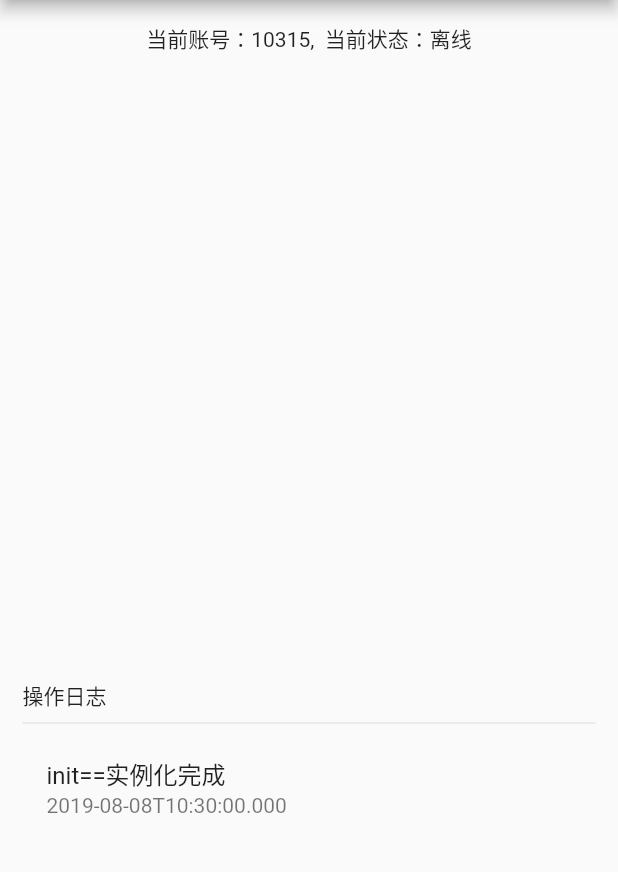
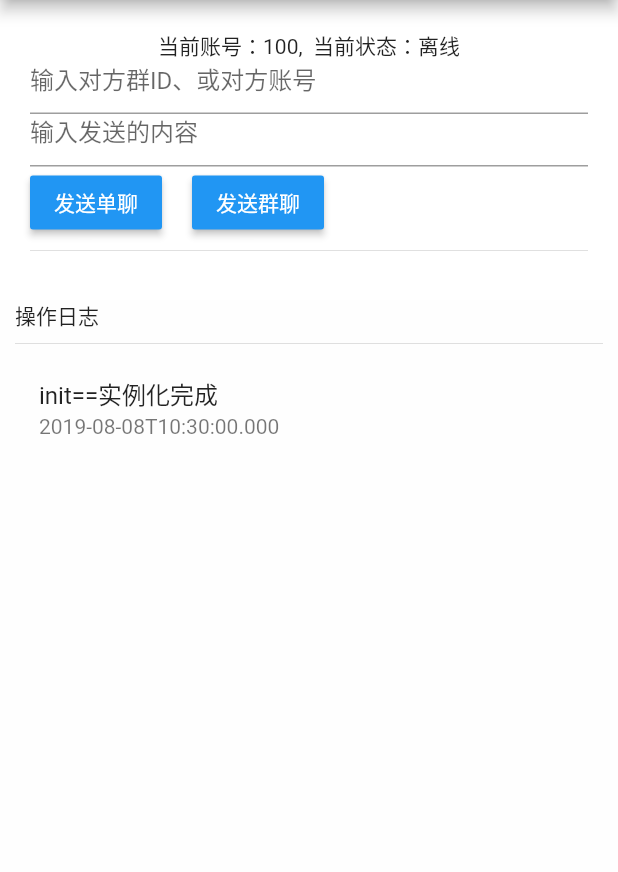
Before and after one commit to chenxianqi/flutter_mimc, a Flutter app: the screen it shows after launch, on a phone screen of 412 x 824 dp, the part 84-956 px from its top. Run offline on Flutter 3.47's test engine with Material 2 defaults, Android fonts, the phone set to English and light mode, and no system bars.

Commit message:
安卓端收发单聊消息完成

```diff
--- a/example/lib/main.dart
+++ b/example/lib/main.dart
@@ -11,9 +11,11 @@ class MyApp extends StatefulWidget {
 class _MyAppState extends State<MyApp> {
 
   FlutterMimc flutterMimc;
-  final String appAccount = "10315";
+  final String appAccount = "100";
   bool isOnline = false;
   List<Map<String, String>> logs = [];
+  TextEditingController accountCtr = TextEditingController();
+  TextEditingController contentCtr = TextEditingController();
 
   @override
   void initState() {
@@ -96,6 +98,30 @@ class _MyAppState extends State<MyApp> {
     await FlutterMimc.logout();
   }
 
+  // 发送消息
+  void sendMessage(int type){
+    String id = accountCtr.value.text;
+    String content = contentCtr.value.text;
+    MimcChatMessage messageRes = MimcChatMessage();
+    MimcMessageBena messageBena = MimcMessageBena();
+    messageRes.timestamp = DateTime.now().millisecondsSinceEpoch;
+    messageRes.bizType = "bizType";
+    messageRes.fromAccount = appAccount;
+    messageBena.timestamp = DateTime.now().millisecondsSinceEpoch.toString();
+    messageBena.payload = base64Encode(utf8.encode(content));
+    messageBena.version  = 0;
+    messageBena.msgId  = "msgId";
+    messageRes.message = messageBena;
+    if(type == 0){
+      messageRes.toAccount = id;
+      addLog("发送给$id: $content");
+      flutterMimc.sendMessage(messageRes);
+    }else{
+      messageRes.topicId = int.parse(id);
+    }
+    contentCtr.clear();
+  }
+
 
 
   @override
@@ -112,21 +138,13 @@ class _MyAppState extends State<MyApp> {
             ),
           ],
         ),
-        body: Padding(
-          padding: EdgeInsets.all(15.0),
-          child: Column(
-            mainAxisAlignment: MainAxisAlignment.spaceBetween,
+        body: Stack(
           children: <Widget>[
-              Row(
-                crossAxisAlignment: CrossAxisAlignment.center,
-                mainAxisAlignment: MainAxisAlignment.center,
-                children: <Widget>[
-                  Text("当前账号：$appAccount,  当前状态：${isOnline ? '在线' : '离线'}"),
-                ],
-              ),
             Container(
               width: double.infinity,
-                height: 300.0,
+              color: Colors.white70,
+              height: double.infinity,
+              padding: EdgeInsets.only(top: 200.0, left: 10.0, right:10.0),
               child: Column(
                 crossAxisAlignment: CrossAxisAlignment.start,
                 children: <Widget>[
@@ -142,9 +160,52 @@ class _MyAppState extends State<MyApp> {
                   )
                 ],
               ),
+            ),
+            Container(
+              height: 200.0,
+              padding: EdgeInsets.all(20.0),
+              color: Colors.white,
+              child: Column(
+                children: <Widget>[
+                  Text("当前账号：$appAccount,  当前状态：${isOnline ? '在线' : '离线'}"),
+                  SizedBox(
+                    height: 35.0,
+                    child: TextField(
+                        controller: accountCtr,
+                        decoration: InputDecoration(
+                            hintText: "输入对方群ID、或对方账号"
+                        )
+                    ),
+                  ),
+                  SizedBox(
+                    height: 35.0,
+                    child: TextField(
+                        controller: contentCtr,
+                        decoration: InputDecoration(
+                            hintText: "输入发送的内容"
+                        )
+                    ),
+                  ),
+                  Row(
+                    children: <Widget>[
+                      RaisedButton(
+                        color: Colors.blue,
+                        onPressed:() => sendMessage(0),
+                        child: Text( "发送单聊", style: TextStyle(color: Colors.white),),
+                      ),
+                      VerticalDivider(width: 20.0,),
+                      RaisedButton(
+                        color: Colors.blue,
+                        onPressed:() => sendMessage(1),
+                        child: Text( "发送群聊", style: TextStyle(color: Colors.white),),
+                      ),
+                    ],
+                  ),
+                  Divider()
+                ],
+              ),
             )
           ],
-          )
         )
       ),
     );
--- a/lib/model/mimc_chat_message.dart
+++ b/lib/model/mimc_chat_message.dart
@@ -18,7 +18,7 @@ class MimcChatMessage {
   }
 
   Map<String, dynamic> toJson() {
-    final Map<String, dynamic> data = new Map<dynamic, dynamic>();
+    final Map<String, dynamic> data = new Map<String, dynamic>();
     data['toAccount'] = this.toAccount;
     data['bizType'] = this.bizType;
     data['fromAccount'] = this.fromAccount;
@@ -48,7 +48,7 @@ class MimcMessageBena {
   }
 
   Map<String, dynamic> toJson() {
-    final Map<String, dynamic> data = new Map<dynamic, dynamic>();
+    final Map<String, dynamic> data = new Map<String, dynamic>();
     data['payload'] = this.payload;
     data['msgId'] = this.msgId;
     data['timestamp'] = this.timestamp;
```
Also changed, not shown: 1 other file. Lines whose indentation alone changed are shown as unchanged.
